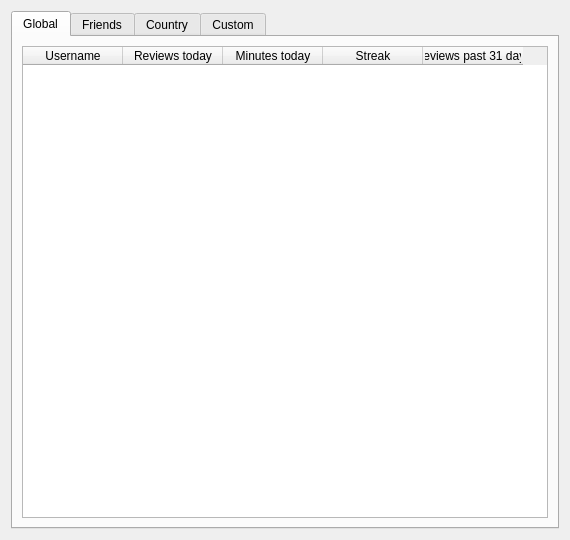
Above: designer/Leaderboard.ui from ThoreBor/Anki_Leaderboard before the change. Below: the same form after it.
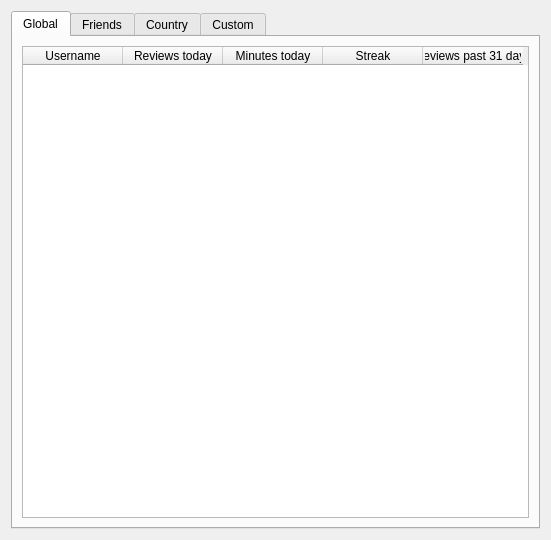
That is the form after the change. Icons and pictures are not drawn.

What changed in the file:
```diff
--- a/designer/Leaderboard.ui
+++ b/designer/Leaderboard.ui
@@ -6,7 +6,7 @@
    <rect>
     <x>0</x>
     <y>0</y>
-    <width>570</width>
+    <width>551</width>
     <height>540</height>
    </rect>
   </property>
@@ -33,11 +33,23 @@
          <property name="autoFillBackground">
           <bool>false</bool>
          </property>
+         <property name="lineWidth">
+          <number>1</number>
+         </property>
          <property name="sizeAdjustPolicy">
           <enum>QAbstractScrollArea::AdjustToContentsOnFirstShow</enum>
          </property>
+         <property name="editTriggers">
+          <set>QAbstractItemView::NoEditTriggers</set>
+         </property>
+         <property name="alternatingRowColors">
+          <bool>true</bool>
+         </property>
+         <property name="selectionMode">
+          <enum>QAbstractItemView::NoSelection</enum>
+         </property>
          <property name="showGrid">
-          <bool>false</bool>
+          <bool>true</bool>
          </property>
          <property name="sortingEnabled">
           <bool>true</bool>
```
Left out of the diff: 33 changed lines with no effect on the pictures.
